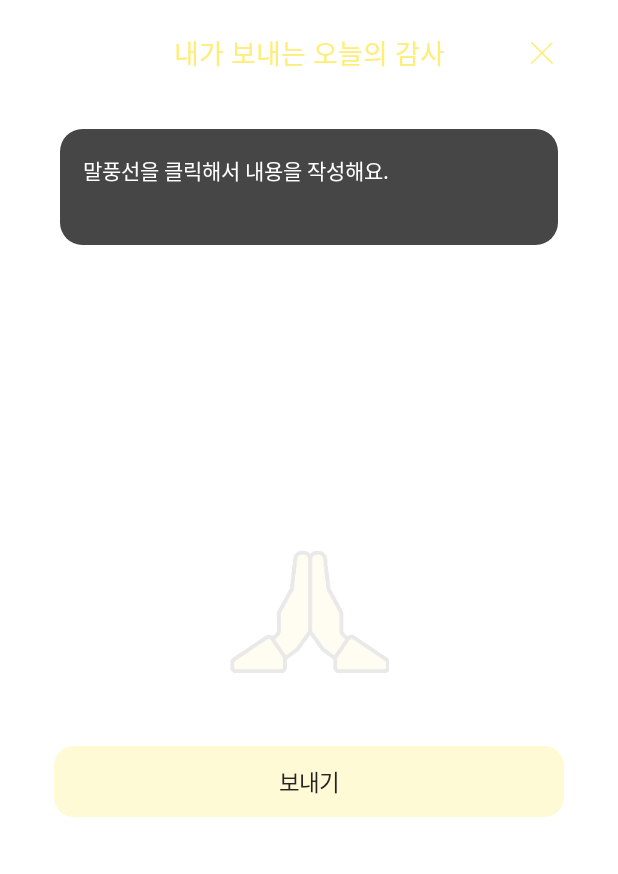
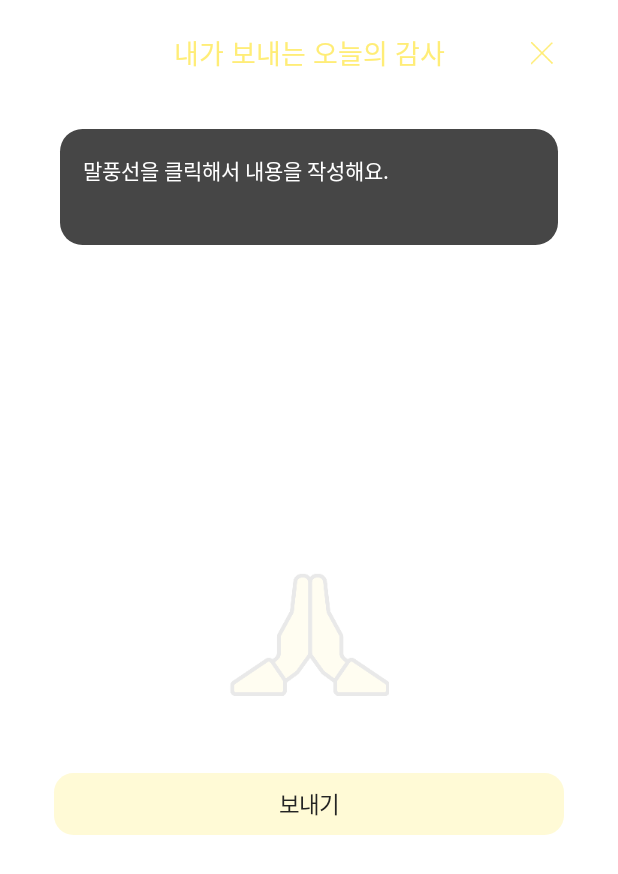
Before and after one commit to c004245/gratitude-journal, an Android app built with Jetpack Compose: the composable BottomSheetContent shown on its own in the app's theme, on a phone screen of 412 x 824 dp. Shown: the top 874 px of the screen. Run offline under Robolectric (Android 15) with nearby library versions, the phone set to English and light mode, and no system bars; our stand-ins replace Dagger/Hilt's generated code, accompanist; Roboto replaces fonts that are not available here; 1 statement that could not run was skipped.

Commit message:
chore: add bottom sheet

```diff
--- a/app/src/main/java/kr/co/hyunwook/gratitude_journal/feature/add/GratitudeBottomSheet.kt
+++ b/app/src/main/java/kr/co/hyunwook/gratitude_journal/feature/add/GratitudeBottomSheet.kt
@@ -8,14 +8,20 @@ import kr.co.hyunwook.gratitude_journal.ui.theme.black24
 import kr.co.hyunwook.gratitude_journal.ui.theme.yellowFF
 import kr.co.hyunwook.gratitude_journal.ui.theme.yellowFFOpacity30
 import kr.co.hyunwook.gratitude_journal.util.getGratitudeEmojis
+import android.graphics.Paint.Align
 import androidx.compose.foundation.Image
 import androidx.compose.foundation.background
 import androidx.compose.foundation.clickable
 import androidx.compose.foundation.layout.Arrangement
 import androidx.compose.foundation.layout.Box
 import androidx.compose.foundation.layout.Column
+import androidx.compose.foundation.layout.ExperimentalLayoutApi
+import androidx.compose.foundation.layout.Spacer
+import androidx.compose.foundation.layout.WindowInsets
 import androidx.compose.foundation.layout.fillMaxWidth
 import androidx.compose.foundation.layout.height
+import androidx.compose.foundation.layout.imePadding
+import androidx.compose.foundation.layout.isImeVisible
 import androidx.compose.foundation.layout.padding
 import androidx.compose.foundation.layout.wrapContentHeight
 import androidx.compose.foundation.shape.RoundedCornerShape
@@ -31,6 +37,9 @@ import androidx.compose.runtime.remember
 import androidx.compose.runtime.setValue
 import androidx.compose.ui.Alignment
 import androidx.compose.ui.Modifier
+import androidx.compose.ui.focus.FocusRequester
+import androidx.compose.ui.focus.focusRequester
+import androidx.compose.ui.focus.onFocusChanged
 import androidx.compose.ui.graphics.Color
 import androidx.compose.ui.graphics.SolidColor
 import androidx.compose.ui.res.painterResource
@@ -39,11 +48,15 @@ import androidx.compose.ui.text.TextStyle
 import androidx.compose.ui.unit.dp
 import androidx.compose.ui.unit.sp
 
+@OptIn(ExperimentalLayoutApi::class)
 @Composable
 fun GratitudeBottomSheet(onSaveGratitude: (GratitudeRecord) -> Unit, onClose: () -> Unit) {
     var gratitudeText by remember { mutableStateOf("") }
 
     val saveButtonBackground = if (gratitudeText.isEmpty()) yellowFFOpacity30 else yellowFF
+
+    val isKeyboardVisible = WindowInsets.isImeVisible
+
     Box(
         modifier = Modifier
             .fillMaxWidth()
@@ -64,24 +77,34 @@ fun GratitudeBottomSheet(onSaveGratitude: (GratitudeRecord) -> Unit, onClose: ()
                     gratitudeText = it
                 }
             )
+            Spacer(modifier = Modifier.weight(1f))
+            Box(
+                modifier = Modifier.fillMaxWidth(),
+                contentAlignment = Alignment.BottomCenter
+            ) {
                 Column(
-                modifier = Modifier
-                    .fillMaxWidth().weight(1f).padding(bottom = 16.dp),
-                verticalArrangement = Arrangement.Bottom,
+                    modifier = Modifier.fillMaxWidth(),
                     horizontalAlignment = Alignment.CenterHorizontally
                 ) {
+                    if (!isKeyboardVisible) {
                         Image(
                             painter = painterResource(R.drawable.ic_add_bottom_background),
                             contentDescription = null,
-                    modifier = Modifier.padding(bottom = 48.dp)
+                            modifier = Modifier
+                                .padding(bottom = 48.dp)
                         )
+                    }
                     SaveGratitudeButton(
                         gratitudeText = gratitudeText,
                         buttonBackgroundColor = saveButtonBackground,
                         onSaveGratitude = {
                             onSaveGratitude(it)
+                        },
+                        modifier = Modifier.fillMaxWidth()
+                            .padding(bottom = if (isKeyboardVisible) 16.dp else 0.dp)
+                            .imePadding()
+                    )
                 }
-                )
             }
         }
     }
@@ -121,6 +144,9 @@ fun GratitudeTextField(gratitudeText: String, onTextChange: (String) -> Unit) {
     val backgroundColor = if (gratitudeText.isEmpty()) black46 else yellowFF
     val textColor = if (gratitudeText.isEmpty()) Color.White else black24
 
+    val focusRequester = remember { FocusRequester() }
+    val isFocused = remember { mutableStateOf(false) }
+
     Box(
         modifier = Modifier.fillMaxWidth().padding(top = 20.dp, start = 4.dp, end = 4.dp)
             .background(backgroundColor, shape = RoundedCornerShape(15.dp)).padding(15.dp)
@@ -130,7 +156,11 @@ fun GratitudeTextField(gratitudeText: String, onTextChange: (String) -> Unit) {
             onValueChange = onTextChange,
             modifier = Modifier
                 .fillMaxWidth()
-                .wrapContentHeight(),
+                .wrapContentHeight()
+                .focusRequester(focusRequester)
+                .onFocusChanged { focusState ->
+                    isFocused.value = focusState.isFocused
+                },
             textStyle = TextStyle(
                 color = textColor,
                 fontSize = 14.sp,
@@ -141,9 +171,9 @@ fun GratitudeTextField(gratitudeText: String, onTextChange: (String) -> Unit) {
                     modifier = Modifier.wrapContentHeight().fillMaxWidth().padding(0.dp),
                     contentAlignment = Alignment.TopStart
                 ) {
-                    if (gratitudeText.isEmpty()) {
+                    if (gratitudeText.isEmpty() && !isFocused.value) {
                         Text(
-                            text = "말풍선을 클릭해서 내용을 작성해요.",
+                            text = stringResource(R.string.text_add_bottom_hint),
                             color = Color.White,
                             style = GratitudeTheme.typography.regular,
                             fontSize = 14.sp
@@ -164,7 +194,8 @@ fun GratitudeTextField(gratitudeText: String, onTextChange: (String) -> Unit) {
 fun SaveGratitudeButton(
     gratitudeText: String,
     onSaveGratitude: (GratitudeRecord) -> Unit,
-    buttonBackgroundColor: Color
+    buttonBackgroundColor: Color,
+    modifier: Modifier = Modifier
 ) {
     Button(
         {
@@ -176,7 +207,7 @@ fun SaveGratitudeButton(
             onSaveGratitude(record)
 
         },
-        Modifier.fillMaxWidth().height(47.dp),
+        modifier = modifier,
         shape = RoundedCornerShape(13.dp),
         colors = ButtonDefaults.buttonColors(
             containerColor = buttonBackgroundColor,
--- a/app/src/main/res/values/strings.xml
+++ b/app/src/main/res/values/strings.xml
@@ -12,4 +12,5 @@
     <string name="text_home_my_send_title">"내가 보내는 오늘의 감사"</string>
     <string name="text_home_my_send_message_default">"아래 감사 버튼을 눌러\n오늘의 감사일기를 작성해봐요!"</string>
     <string name="text_done_gratitude">오늘의 감사 작성이 완료되었어요.</string>
+    <string name="text_add_bottom_hint">말풍선을 클릭해서 내용을 작성해요.</string>
 </resources>
```
Lines whose indentation alone changed are shown as unchanged.
